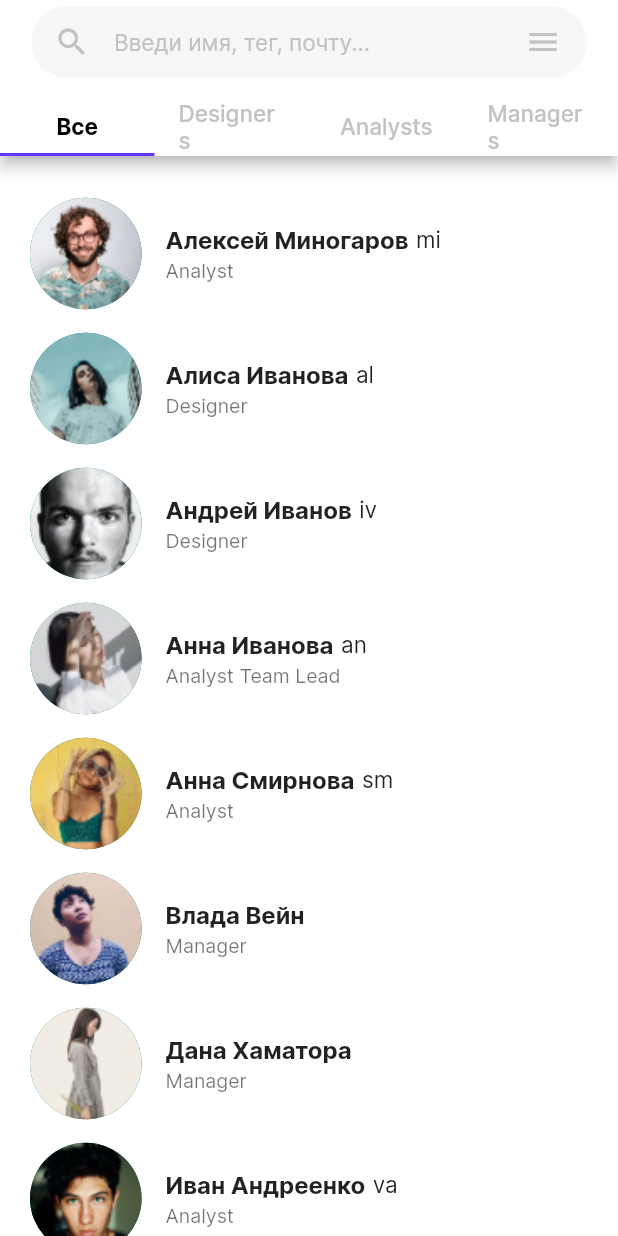
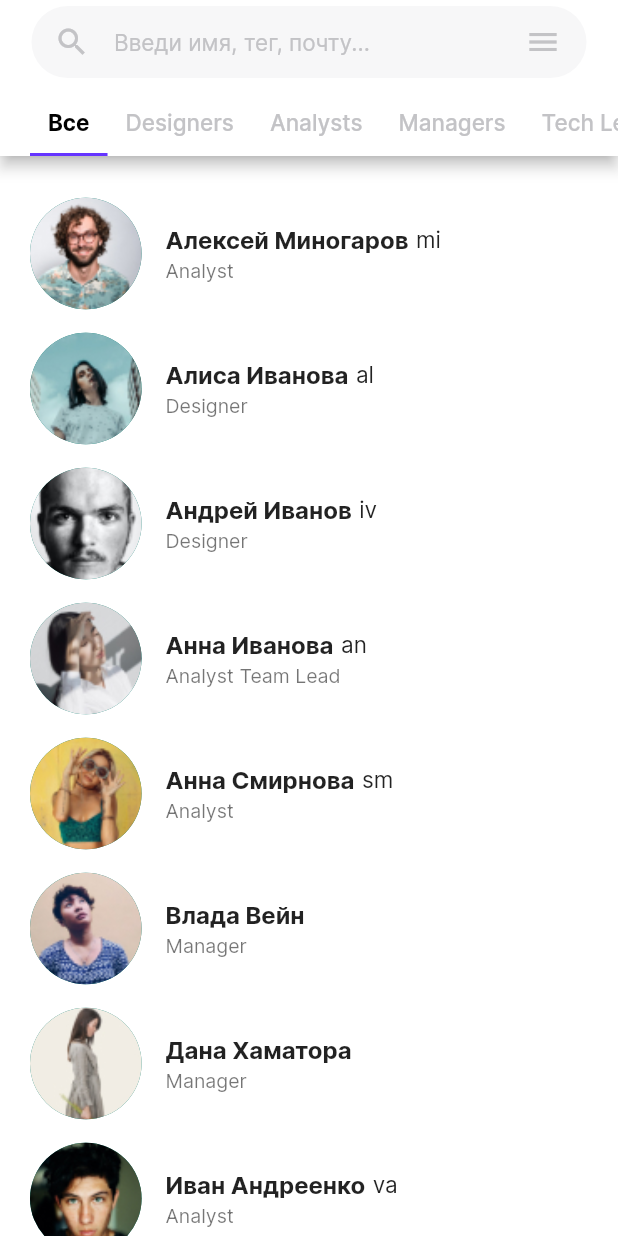
Before and after one commit to DKozobrod/Flutter_myapp, a Flutter app: the screen it shows after launch, on a phone screen of 412 x 824 dp. Run offline on Flutter 3.47's test engine with Material 2 defaults, Android fonts, the phone set to English and light mode, and no system bars; missing offline and left inert: flutter_phone_direct_caller.

```diff
--- a/lib/data_search.dart
+++ /dev/null
@@ -1,30 +0,0 @@
-
-
-import 'package:flutter/material.dart';
-
-class DataSearch extends SearchDelegate<String>{
-  @override
-  List<Widget>? buildActions(BuildContext context) {
-    // TODO: implement buildActions
-    throw UnimplementedError();
-  }
-
-  @override
-  Widget? buildLeading(BuildContext context) {
-    // TODO: implement buildLeading
-    throw UnimplementedError();
-  }
-
-  @override
-  Widget buildResults(BuildContext context) {
-    // TODO: implement buildResults
-    throw UnimplementedError();
-  }
-
-  @override
-  Widget buildSuggestions(BuildContext context) {
-    // TODO: implement buildSuggestions
-    throw UnimplementedError();
-  }
-
-}
--- a/lib/models/data.dart
+++ b/lib/models/data.dart
@@ -17,4 +17,8 @@ class DataItem {
       required this.letters,
       required this.imgUrl,
       required this.dataBD});
+
+  // contains(String value) {}
+
+  // toLowerCase() {}
 }
--- /dev/null
+++ b/lib/models/trainee_app.dart
@@ -0,0 +1 @@
+// TODO Implement this library.
--- a/lib/trainee_app.dart
+++ b/lib/trainee_app.dart
@@ -22,39 +22,35 @@ class MyApp extends StatelessWidget {
 class MainPage extends StatefulWidget {
   const MainPage({Key? key}) : super(key: key);
 
+  @override
   _MainPageState createState() => _MainPageState();
 }
 
-class _MainPageState extends State<MainPage>
-    with SingleTickerProviderStateMixin {
-  late TabController controller;
-  @override
-  void initState() {
-    super.initState();
-    controller = new TabController(length: 4, vsync: this, initialIndex: 0);
-  }
-
+class _MainPageState extends State<MainPage> {
   @override
   Widget build(BuildContext context) {
     SystemChrome.setSystemUIOverlayStyle(SystemUiOverlayStyle.dark
-        .copyWith(statusBarColor: Color.fromARGB(255, 255, 255, 255)));
-    return Scaffold(
+        .copyWith(statusBarColor: const Color.fromARGB(255, 255, 255, 255)));
+    return DefaultTabController(
+      length: 6,
+      child: Scaffold(
         appBar: AppBar(
-          backgroundColor: Color.fromARGB(255, 255, 255, 255),
+          backgroundColor: const Color.fromARGB(255, 255, 255, 255),
           title: Container(
             margin: const EdgeInsets.symmetric(horizontal: 5.0, vertical: 8.0),
             decoration: const BoxDecoration(
               color: Color.fromARGB(255, 247, 247, 248),
               borderRadius: BorderRadius.all(Radius.circular(35.0)),
             ),
+            // ignore: sort_child_properties_last
             child: Row(
               crossAxisAlignment: CrossAxisAlignment.start,
               children: <Widget>[
                 Expanded(
                   flex: 1,
                   child: Container(
-                    padding: EdgeInsets.symmetric(horizontal: 15.0),
-                    child: TextFormField(
+                    padding: const EdgeInsets.symmetric(horizontal: 15.0),
+                    child: TextField(
                       decoration: const InputDecoration(
                         border: InputBorder.none,
                         hintText: "Введи имя, тег, почту...",
@@ -80,13 +76,13 @@ class _MainPageState extends State<MainPage>
                 Expanded(
                   flex: 0,
                   child: Container(
-                    padding: EdgeInsets.symmetric(horizontal: 5.0),
+                    padding: const EdgeInsets.symmetric(horizontal: 5.0),
                     child: Row(
                       children: <Widget>[
                         const VerticalDivider(color: Colors.white54),
                         IconButton(
                           onPressed: () {},
-                          icon: Icon(Icons.menu,
+                          icon: const Icon(Icons.menu,
                               color: Color.fromARGB(255, 195, 195, 198)),
                         ),
                       ],
@@ -96,8 +92,17 @@ class _MainPageState extends State<MainPage>
               ],
             ),
           ),
-          bottom: TabBar(
-            controller: controller,
+          bottom: createTabBar(),
+        ),
+        body: createTabBarView(),
+      ),
+    );
+  }
+
+  TabBar createTabBar() {
+    return const TabBar(
+      // controller: tabController,
+      indicatorWeight: 2,
       indicatorColor: Color.fromARGB(255, 101, 52, 255),
       labelColor: Color.fromARGB(255, 0, 0, 0),
       unselectedLabelColor: Color.fromARGB(255, 195, 195, 198),
@@ -111,7 +116,7 @@ class _MainPageState extends State<MainPage>
         fontSize: 15,
         fontFamily: "Inter",
       ),
-            tabs: <Widget>[
+      tabs: [
         Center(
           child: Text('Все'),
         ),
@@ -124,18 +129,31 @@ class _MainPageState extends State<MainPage>
         Center(
           child: Text('Managers'),
         ),
+        Center(
+          child: Text('Tech Leaders'),
+        ),
+        Center(
+          child: Text('Art-directors'),
+        ),
       ],
-          ),
-        ),
-        body: TabBarView(
-          controller: controller,
+      isScrollable: true,
+      labelPadding: EdgeInsets.all(12),
+      padding: EdgeInsets.only(left: 20),
+    );
+  }
+
+  TabBarView createTabBarView() {
+    return const TabBarView(
+      // controller: tabController,
       children: <Widget>[
         HomePage(),
         HomePage(),
         HomePage(),
         HomePage(),
+        HomePage(),
+        HomePage(),
       ],
-        ));
+    );
   }
 }
 
@@ -329,10 +347,10 @@ class _HomePageState extends State<HomePage> {
     ),
   ];
 
+
   @override
   Widget build(BuildContext context) {
-    return Scaffold(
-        body: Container(
+    return Container(
       color: const Color.fromARGB(255, 255, 255, 255),
       child: ListView(
         physics: const BouncingScrollPhysics(),
@@ -412,6 +430,6 @@ class _HomePageState extends State<HomePage> {
           );
         }).toList(),
       ),
-    ));
+    );
   }
 }
```
Lines whose indentation alone changed are shown as unchanged.
